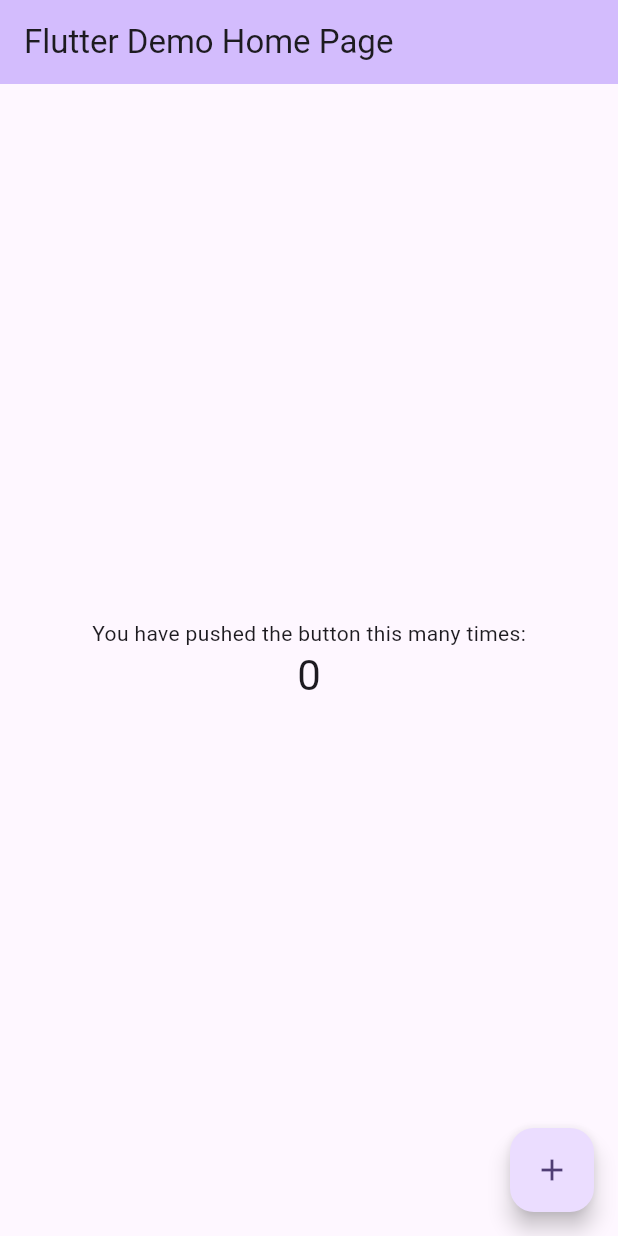
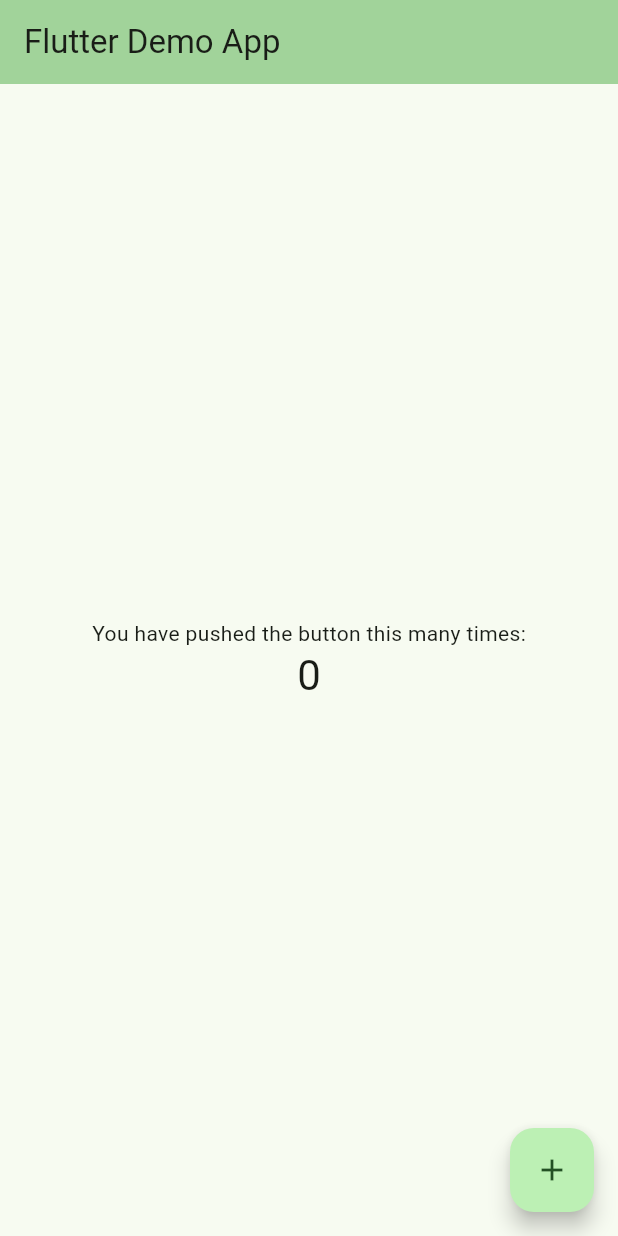
Before and after one commit to ravo9/Flutter_Demo_App, a Flutter app: the screen it shows after launch, on a phone screen of 412 x 824 dp. Run offline on Flutter 3.47's test engine with Material 3 defaults, Android fonts, the phone set to English and light mode, and no system bars.

Commit message:
Code cleaning: default comments cleaning.

```diff
--- a/flutter_demo_app/lib/main.dart
+++ b/flutter_demo_app/lib/main.dart
@@ -7,46 +7,21 @@ void main() {
 class MyApp extends StatelessWidget {
   const MyApp({super.key});
 
-  // This widget is the root of your application.
   @override
   Widget build(BuildContext context) {
     return MaterialApp(
       title: 'Flutter Demo',
       theme: ThemeData(
-        // This is the theme of your application.
-        //
-        // TRY THIS: Try running your application with "flutter run". You'll see
-        // the application has a blue toolbar. Then, without quitting the app,
-        // try changing the seedColor in the colorScheme below to Colors.green
-        // and then invoke "hot reload" (save your changes or press the "hot
-        // reload" button in a Flutter-supported IDE, or press "r" if you used
-        // the command line to start the app).
-        //
-        // Notice that the counter didn't reset back to zero; the application
-        // state is not lost during the reload. To reset the state, use hot
-        // restart instead.
-        //
-        // This works for code too, not just values: Most code changes can be
-        // tested with just a hot reload.
-        colorScheme: ColorScheme.fromSeed(seedColor: Colors.deepPurple),
+        colorScheme: ColorScheme.fromSeed(seedColor: Colors.green),
         useMaterial3: true,
       ),
-      home: const MyHomePage(title: 'Flutter Demo Home Page'),
+      home: const MyHomePage(title: 'Flutter Demo App'),
     );
   }
 }
 
 class MyHomePage extends StatefulWidget {
   const MyHomePage({super.key, required this.title});
-
-  // This widget is the home page of your application. It is stateful, meaning
-  // that it has a State object (defined below) that contains fields that affect
-  // how it looks.
-
-  // This class is the configuration for the state. It holds the values (in this
-  // case the title) provided by the parent (in this case the App widget) and
-  // used by the build method of the State. Fields in a Widget subclass are
-  // always marked "final".
 
   final String title;
 
@@ -59,43 +34,22 @@ class _MyHomePageState extends State<MyHomePage> {
 
   void _incrementCounter() {
     setState(() {
-      // This call to setState tells the Flutter framework that something has
-      // changed in this State, which causes it to rerun the build method below
-      // so that the display can reflect the updated values. If we changed
-      // _counter without calling setState(), then the build method would not be
-      // called again, and so nothing would appear to happen.
       _counter++;
     });
   }
 
   @override
   Widget build(BuildContext context) {
-    // This method is rerun every time setState is called, for instance as done
-    // by the _incrementCounter method above.
-    //
-    // The Flutter framework has been optimized to make rerunning build methods
-    // fast, so that you can just rebuild anything that needs updating rather
-    // than having to individually change instances of widgets.
     return Scaffold(
       appBar: AppBar(
-        // TRY THIS: Try changing the color here to a specific color (to
-        // Colors.amber, perhaps?) and trigger a hot reload to see the AppBar
-        // change color while the other colors stay the same.
         backgroundColor: Theme.of(context).colorScheme.inversePrimary,
         // Here we take the value from the MyHomePage object that was created by
         // the App.build method, and use it to set our appbar title.
         title: Text(widget.title),
       ),
       body: Center(
-        // Center is a layout widget. It takes a single child and positions it
-        // in the middle of the parent.
         child: Column(
-          // Column is also a layout widget. It takes a list of children and
-          // arranges them vertically. By default, it sizes itself to fit its
-          // children horizontally, and tries to be as tall as its parent.
-          //
-          // Column has various properties to control how it sizes itself and
-          // how it positions its children. Here we use mainAxisAlignment to
+          // Here we use mainAxisAlignment to
           // center the children vertically; the main axis here is the vertical
           // axis because Columns are vertical (the cross axis would be
           // horizontal).
```
